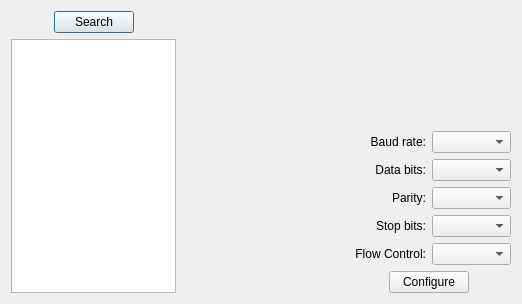
First picture: the form in portconfig.ui, repository juankti/plot-serial, before the edit.
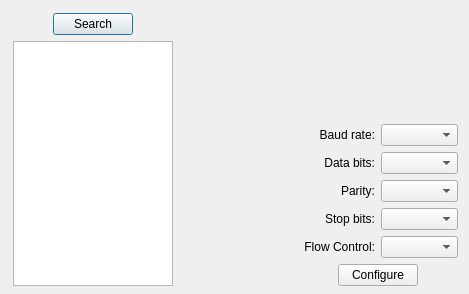
Second picture: the form after the edit.

Commit message: added graphing options (scale , range, grid and labels)

What changed in the file:
```diff
--- a/portconfig.ui
+++ b/portconfig.ui
@@ -6,14 +6,20 @@
    <rect>
     <x>0</x>
     <y>0</y>
-    <width>522</width>
-    <height>304</height>
+    <width>469</width>
+    <height>294</height>
    </rect>
   </property>
+  <property name="minimumSize">
+   <size>
+    <width>469</width>
+    <height>294</height>
+   </size>
+  </property>
   <property name="maximumSize">
    <size>
-    <width>522</width>
-    <height>304</height>
+    <width>469</width>
+    <height>294</height>
    </size>
   </property>
   <property name="windowTitle">
@@ -22,16 +28,17 @@
   <property name="sizeGripEnabled">
    <bool>false</bool>
   </property>
-  <layout class="QVBoxLayout" name="verticalLayout_5">
-   <property name="sizeConstraint">
-    <enum>QLayout::SizeConstraint::SetMinAndMaxSize</enum>
+  <widget class="QWidget" name="">
+   <property name="geometry">
+    <rect>
+     <x>13</x>
+     <y>13</y>
+     <width>445</width>
+     <height>273</height>
+    </rect>
    </property>
-   <item>
-    <layout class="QHBoxLayout" name="horizontalLayout_8">
-     <property name="sizeConstraint">
-      <enum>QLayout::SizeConstraint::SetMaximumSize</enum>
-     </property>
-     <item>
+   <layout class="QGridLayout" name="gridLayout">
+    <item row="0" column="0">
       <layout class="QVBoxLayout" name="verticalLayout_2">
        <item>
         <layout class="QHBoxLayout" name="horizontalLayout_2">
@@ -97,7 +104,7 @@
        </item>
       </layout>
      </item>
-     <item>
+    <item row="0" column="1">
       <spacer name="horizontalSpacer_5">
        <property name="orientation">
         <enum>Qt::Orientation::Horizontal</enum>
@@ -110,7 +117,7 @@
        </property>
       </spacer>
      </item>
-     <item>
+    <item row="0" column="2">
       <layout class="QVBoxLayout" name="verticalLayout_4">
        <item>
         <layout class="QVBoxLayout" name="verticalLayout_3">
@@ -258,8 +265,7 @@
       </layout>
      </item>
     </layout>
-   </item>
-  </layout>
+  </widget>
  </widget>
  <resources/>
  <connections/>
```
Lines whose indentation alone changed are shown as unchanged. The commit also changes 68 other files.
